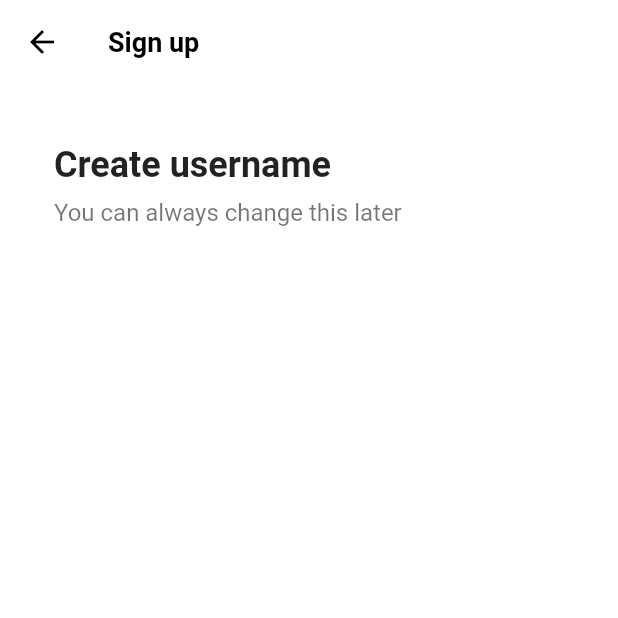
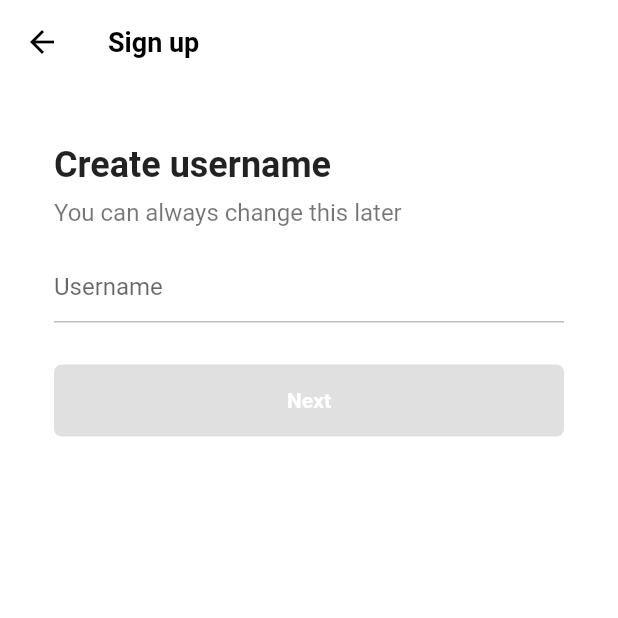
Before and after one commit to MRGRAVITY817/tiktok-clone, a Flutter app: the screen it shows after launch, after a tap on "Use email & password", on a phone screen of 412 x 824 dp, the top half of it. Run offline on Flutter 3.47's test engine with Material 2 defaults, Android fonts, the phone set to English and light mode, and no system bars; our stand-ins replace font_awesome_flutter.

Commit message:
feat: add username input form

```diff
--- a/lib/features/authentication/email_screen.dart
+++ /dev/null
@@ -1,30 +0,0 @@
-import 'package:flutter/material.dart';
-import 'package:ticktok_clone/constants/gaps.dart';
-import 'package:ticktok_clone/constants/sizes.dart';
-
-class EmailScreen extends StatelessWidget {
-  const EmailScreen({super.key});
-
-  @override
-  Widget build(BuildContext context) {
-    return Scaffold(
-      appBar: AppBar(title: const Text("Sign up")),
-      body: Padding(
-          padding: const EdgeInsets.symmetric(horizontal: Sizes.size36),
-          child: Column(
-            // Cross axis of column is row direction.
-            crossAxisAlignment: CrossAxisAlignment.start,
-            children: const [
-              Gaps.v40,
-              Text("Create username",
-                  style: TextStyle(
-                      fontSize: Sizes.size24, fontWeight: FontWeight.w700)),
-              Gaps.v8,
-              Text("You can always change this later",
-                  style:
-                      TextStyle(fontSize: Sizes.size16, color: Colors.black54))
-            ],
-          )),
-    );
-  }
-}
--- a/lib/features/authentication/sign_up_screen.dart
+++ b/lib/features/authentication/sign_up_screen.dart
@@ -2,7 +2,7 @@ import 'package:flutter/material.dart';
 import 'package:font_awesome_flutter/font_awesome_flutter.dart';
 import 'package:ticktok_clone/constants/gaps.dart';
 import 'package:ticktok_clone/constants/sizes.dart';
-import 'package:ticktok_clone/features/authentication/email_screen.dart';
+import 'package:ticktok_clone/features/authentication/username_screen.dart';
 import 'package:ticktok_clone/features/authentication/login_screen.dart';
 import 'package:ticktok_clone/features/authentication/widgets/auth_button.dart';
 
@@ -16,7 +16,7 @@ class SignUpScreen extends StatelessWidget {
 
   void _onEmailTap(BuildContext context) {
     Navigator.of(context)
-        .push(MaterialPageRoute(builder: (context) => const EmailScreen()));
+        .push(MaterialPageRoute(builder: (context) => const UsernameScreen()));
   }
 
   @override
--- /dev/null
+++ b/lib/features/authentication/username_screen.dart
@@ -0,0 +1,82 @@
+import 'package:flutter/material.dart';
+import 'package:ticktok_clone/constants/gaps.dart';
+import 'package:ticktok_clone/constants/sizes.dart';
+
+class UsernameScreen extends StatefulWidget {
+  const UsernameScreen({super.key});
+
+  @override
+  State<UsernameScreen> createState() => _UsernameScreenState();
+}
+
+class _UsernameScreenState extends State<UsernameScreen> {
+  final TextEditingController _usernameController = TextEditingController();
+
+  String _username = "";
+
+  @override
+  void initState() {
+    super.initState();
+
+    _usernameController.addListener(() {
+      setState(() {
+        _username = _usernameController.text;
+      });
+    });
+  }
+
+  @override
+  Widget build(BuildContext context) {
+    return Scaffold(
+      appBar: AppBar(title: const Text("Sign up")),
+      body: Padding(
+          padding: const EdgeInsets.symmetric(horizontal: Sizes.size36),
+          child: Column(
+            // Cross axis of column is row direction.
+            crossAxisAlignment: CrossAxisAlignment.start,
+            children: [
+              Gaps.v40,
+              const Text("Create username",
+                  style: TextStyle(
+                      fontSize: Sizes.size24, fontWeight: FontWeight.w700)),
+              Gaps.v8,
+              const Text("You can always change this later",
+                  style:
+                      TextStyle(fontSize: Sizes.size16, color: Colors.black54)),
+              Gaps.v16,
+              TextField(
+                controller: _usernameController,
+                decoration: InputDecoration(
+                  hintText: "Username",
+                  enabledBorder: UnderlineInputBorder(
+                    borderSide: BorderSide(color: Colors.grey.shade400),
+                  ),
+                  focusedBorder: UnderlineInputBorder(
+                    borderSide: BorderSide(color: Colors.grey.shade400),
+                  ),
+                ),
+                cursorColor: Theme.of(context).primaryColor,
+              ),
+              Gaps.v28,
+              FractionallySizedBox(
+                  widthFactor: 1,
+                  child: AnimatedContainer(
+                    padding: const EdgeInsets.symmetric(vertical: Sizes.size16),
+                    decoration: BoxDecoration(
+                        borderRadius: BorderRadius.circular(Sizes.size5),
+                        color: _username.isEmpty
+                            ? Colors.grey.shade300
+                            : Theme.of(context).primaryColor),
+                    duration: const Duration(milliseconds: 400),
+                    child: const Text(
+                      'Next',
+                      textAlign: TextAlign.center,
+                      style: TextStyle(
+                          color: Colors.white, fontWeight: FontWeight.w600),
+                    ),
+                  ))
+            ],
+          )),
+    );
+  }
+}
```
